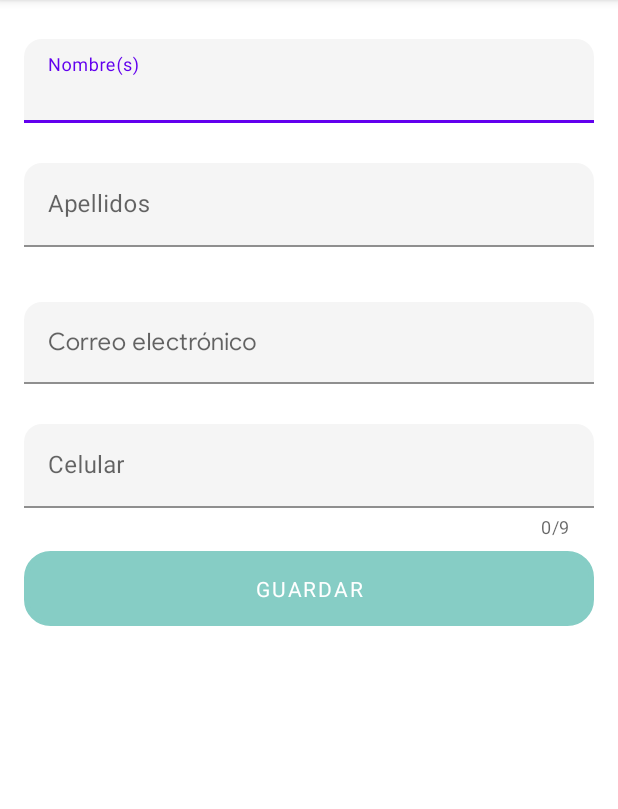
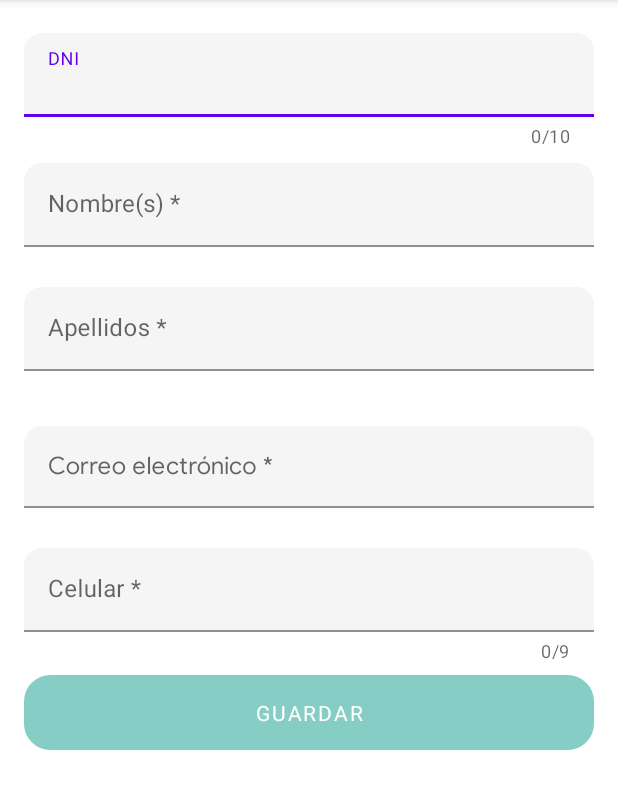
Before and after one commit to ahuamana/prestamistAPP, an Android app: the fragment ClientsAddFragment shown on its own in the app's theme, on a phone screen of 412 x 824 dp, the part 84-893 px from its top. Run offline under Robolectric (Android 15) with nearby library versions, the phone set to English and light mode, and no system bars; our stand-ins replace CircleImageView.

```diff
--- a/app/src/main/java/com/paparazziapps/pretamistapp/application/AppApplication.kt
+++ b/app/src/main/java/com/paparazziapps/pretamistapp/application/AppApplication.kt
@@ -51,6 +51,7 @@ import com.paparazziapps.pretamistapp.presentation.registro.viewmodels.ViewModel
 import com.paparazziapps.pretamistapp.presentation.tesoreria.viewmodels.ViewModelFinance
 import com.paparazziapps.pretamistapp.presentation.dashboard.viewmodels.ViewModelDetailReceipt
 import com.paparazziapps.pretamistapp.presentation.profile.viewmodels.ProfileViewModel
+import com.paparazziapps.pretamistapp.presentation.clients.ClientsAddViewModel
 import org.koin.android.ext.koin.androidContext
 import org.koin.android.ext.koin.androidLogger
 import org.koin.core.context.startKoin
@@ -115,6 +116,7 @@ class AppApplication : MultiDexApplication() {
         viewModelOf(::ViewModelLogin)// viewModel { ViewModelLogin(get()) }
         viewModelOf(::ViewModelDetailReceipt)
         viewModelOf(::ProfileViewModel)
+        viewModelOf(::ClientsAddViewModel)
     }
 
     override fun onCreate() {
--- a/app/src/main/java/com/paparazziapps/pretamistapp/domain/clients/ClientsRequest.kt
+++ b/app/src/main/java/com/paparazziapps/pretamistapp/domain/clients/ClientsRequest.kt
@@ -12,7 +12,7 @@ data class ClientsRequest(
 
 data class ClientDomain(
     val id: String,
-    val dni: String,
+    val document: String,
     val name: String,
     val lastName: String,
     val email: String,
@@ -22,7 +22,7 @@ data class ClientDomain(
 fun ClientsRequest.toClientDomain(): ClientDomain {
     return ClientDomain(
         id = id,
-        dni = dni,
+        document = dni,
         name = name,
         lastName = lastName,
         email = email,
@@ -33,7 +33,7 @@ fun ClientsRequest.toClientDomain(): ClientDomain {
 fun ClientDomain.toClientsRequest(): ClientsRequest {
     return ClientsRequest(
         id = id,
-        dni = dni,
+        dni = document,
         name = name,
         lastName = lastName,
         email = email,
--- a/app/src/main/java/com/paparazziapps/pretamistapp/presentation/clients/ClientsAddFragment.kt
+++ b/app/src/main/java/com/paparazziapps/pretamistapp/presentation/clients/ClientsAddFragment.kt
@@ -5,17 +5,62 @@ import androidx.fragment.app.Fragment
 import android.view.LayoutInflater
 import android.view.View
 import android.view.ViewGroup
+import androidx.lifecycle.viewmodel.compose.viewModel
+import com.google.android.gms.common.api.Api.Client
 import com.paparazziapps.pretamistapp.R
+import com.paparazziapps.pretamistapp.databinding.FragmentClientsAddBinding
+import com.paparazziapps.pretamistapp.helper.hideKeyboardActivity
+import com.paparazziapps.pretamistapp.presentation.profile.viewmodels.ProfileViewModel
+import org.koin.androidx.viewmodel.ext.android.viewModel
 
 
 class ClientsAddFragment : Fragment() {
 
+    private val viewModel by viewModel<ClientsAddViewModel>()
+
+    private var _binding: FragmentClientsAddBinding? = null
+    private val binding get() = _binding!!
 
     override fun onCreateView(
         inflater: LayoutInflater, container: ViewGroup?,
         savedInstanceState: Bundle?
     ): View? {
-        // Inflate the layout for this fragment
-        return inflater.inflate(R.layout.fragment_clients_add, container, false)
+        _binding = FragmentClientsAddBinding.inflate(inflater, container, false)
+        return binding.root
+    }
+
+    override fun onViewCreated(view: View, savedInstanceState: Bundle?) {
+        super.onViewCreated(view, savedInstanceState)
+        //Code
+        setupButtons()
+    }
+
+    private fun setupButtons() {
+        binding.saveMessageButton.setOnClickListener {
+            hideKeyboardActivity(requireActivity())
+            handledSaveMessage()
+        }
+    }
+
+    private fun handledSaveMessage() {
+        val name = binding.nameEditText.text.toString()
+        val email = binding.emailEditText.text.toString()
+        val lastName = binding.lastNameEditText.text.toString()
+        val document = binding.documentEditText.text.toString()
+        val phone = binding.phoneEditText.text.toString()
+
+
+        viewModel.saveClient(
+            document = document,
+            name = name,
+            email = email,
+            phone = phone,
+            lastName = lastName
+        )
+    }
+
+    override fun onDestroy() {
+        _binding = null
+        super.onDestroy()
     }
 }
--- a/app/src/main/res/layout/fragment_clients_add.xml
+++ b/app/src/main/res/layout/fragment_clients_add.xml
@@ -13,8 +13,35 @@
         android:orientation="vertical"
         android:layout_margin="16dp"
         android:layout_height="wrap_content">
+
+
         <com.google.android.material.textfield.TextInputLayout
-            android:id="@+id/nombresLayout"
+            android:id="@+id/documentLayout"
+            style="@style/CustomTextField"
+            android:layout_width="match_parent"
+            android:layout_height="wrap_content"
+            android:layout_weight="1"
+            app:counterEnabled="true"
+            app:counterMaxLength="10"
+            android:layout_marginTop="6dp"
+            app:errorEnabled="true"
+            app:layout_constraintEnd_toEndOf="parent"
+            app:layout_constraintStart_toStartOf="parent"
+            app:layout_constraintTop_toTopOf="parent">
+
+            <com.google.android.material.textfield.TextInputEditText
+                android:id="@+id/documentEditText"
+                android:layout_width="match_parent"
+                android:layout_height="wrap_content"
+                android:hint="@string/tipo_documento"
+                android:inputType="number"
+                android:lines="1"
+                android:maxLength="10" />
+        </com.google.android.material.textfield.TextInputLayout>
+
+
+        <com.google.android.material.textfield.TextInputLayout
+            android:id="@+id/namesLayout"
             style="@style/CustomTextField"
             android:layout_width="match_parent"
             android:layout_height="wrap_content"
@@ -26,17 +53,17 @@
             app:layout_constraintTop_toBottomOf="@+id/sucursal_txt_input_lyt">
 
             <com.google.android.material.textfield.TextInputEditText
-                android:id="@+id/nombres"
+                android:id="@+id/nameEditText"
                 android:layout_width="match_parent"
                 android:layout_height="wrap_content"
-                android:hint="Nombre(s)"
+                android:hint="Nombre(s) *"
                 android:inputType="textNoSuggestions"
                 android:lines="1"
                 android:maxLength="50" />
         </com.google.android.material.textfield.TextInputLayout>
 
         <com.google.android.material.textfield.TextInputLayout
-            android:id="@+id/apellidosLayout"
+            android:id="@+id/lastNamesLayout"
             style="@style/CustomTextField"
             android:layout_width="match_parent"
             android:layout_height="wrap_content"
@@ -47,17 +74,17 @@
             app:layout_constraintTop_toBottomOf="@+id/nombresLayout">
 
             <com.google.android.material.textfield.TextInputEditText
-                android:id="@+id/apellidos"
+                android:id="@+id/lastNameEditText"
                 android:layout_width="match_parent"
                 android:layout_height="wrap_content"
-                android:hint="Apellidos"
+                android:hint="Apellidos *"
                 android:inputType="textNoSuggestions"
                 android:lines="1"
                 android:maxLength="50" />
         </com.google.android.material.textfield.TextInputLayout>
 
         <com.google.android.material.textfield.TextInputLayout
-            android:id="@+id/layoutEmail"
+            android:id="@+id/emailLayout"
             style="@style/CustomTextField"
             android:layout_width="match_parent"
             android:layout_height="wrap_content"
@@ -68,18 +95,18 @@
             app:layout_constraintTop_toBottomOf="@+id/apellidosLayout">
 
             <com.google.android.material.textfield.TextInputEditText
-                android:id="@+id/email"
+                android:id="@+id/emailEditText"
                 android:layout_width="match_parent"
                 android:layout_height="wrap_content"
                 android:fontFamily="@font/googlesans_regular"
-                android:hint="Correo electrónico"
+                android:hint="Correo electrónico *"
                 android:inputType="textEmailAddress"
                 android:lines="1"
                 android:maxLength="50" />
         </com.google.android.material.textfield.TextInputLayout>
 
         <com.google.android.material.textfield.TextInputLayout
-            android:id="@+id/celularLayout"
+            android:id="@+id/phoneLayout"
             style="@style/CustomTextField"
             android:layout_width="match_parent"
             android:layout_height="wrap_content"
@@ -93,18 +120,18 @@
             app:layout_constraintTop_toBottomOf="@+id/layoutEmail">
 
             <com.google.android.material.textfield.TextInputEditText
-                android:id="@+id/celular"
+                android:id="@+id/phoneEditText"
                 android:layout_width="match_parent"
                 android:layout_height="wrap_content"
                 android:layout_weight="1"
-                android:hint="Celular"
+                android:hint="Celular *"
                 android:inputType="number"
                 android:lines="1"
                 android:maxLength="9" />
         </com.google.android.material.textfield.TextInputLayout>
 
         <com.google.android.material.button.MaterialButton
-            android:id="@+id/registrar_button"
+            android:id="@+id/saveMessageButton"
             android:layout_width="match_parent"
             android:layout_height="50dp"
             android:textColor="@color/white"
```
Also changed, not shown: app/src/main/java/com/paparazziapps/pretamistapp/presentation/clients/ClientsAddViewModel.kt (added, +34 -0 lines).
